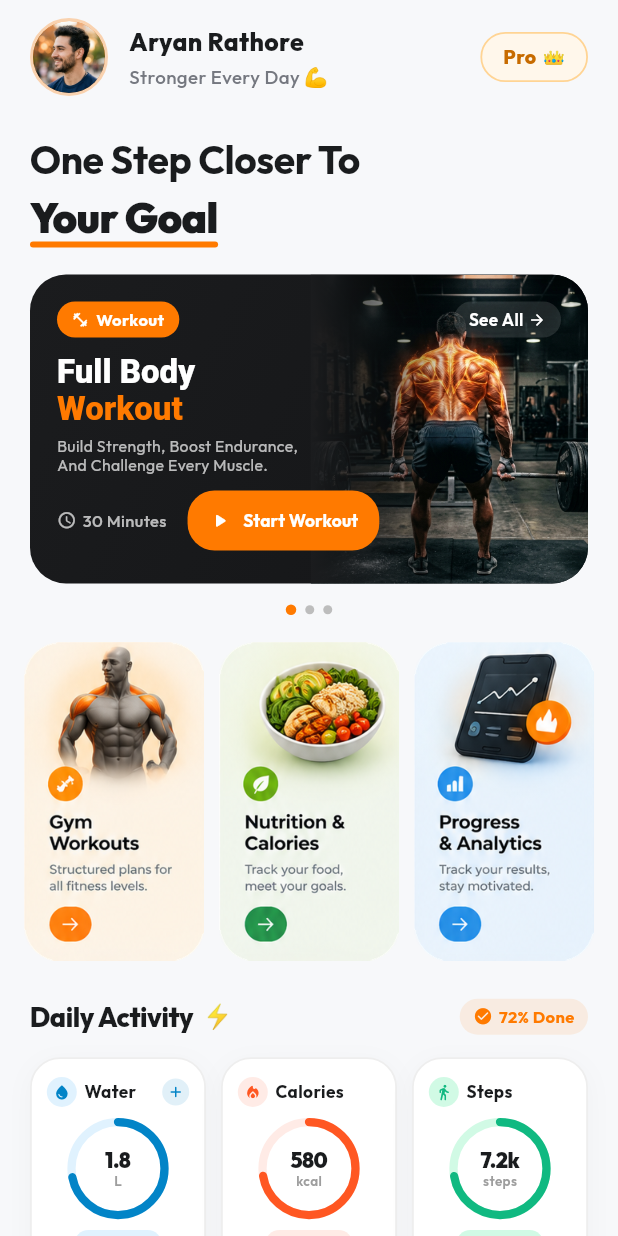
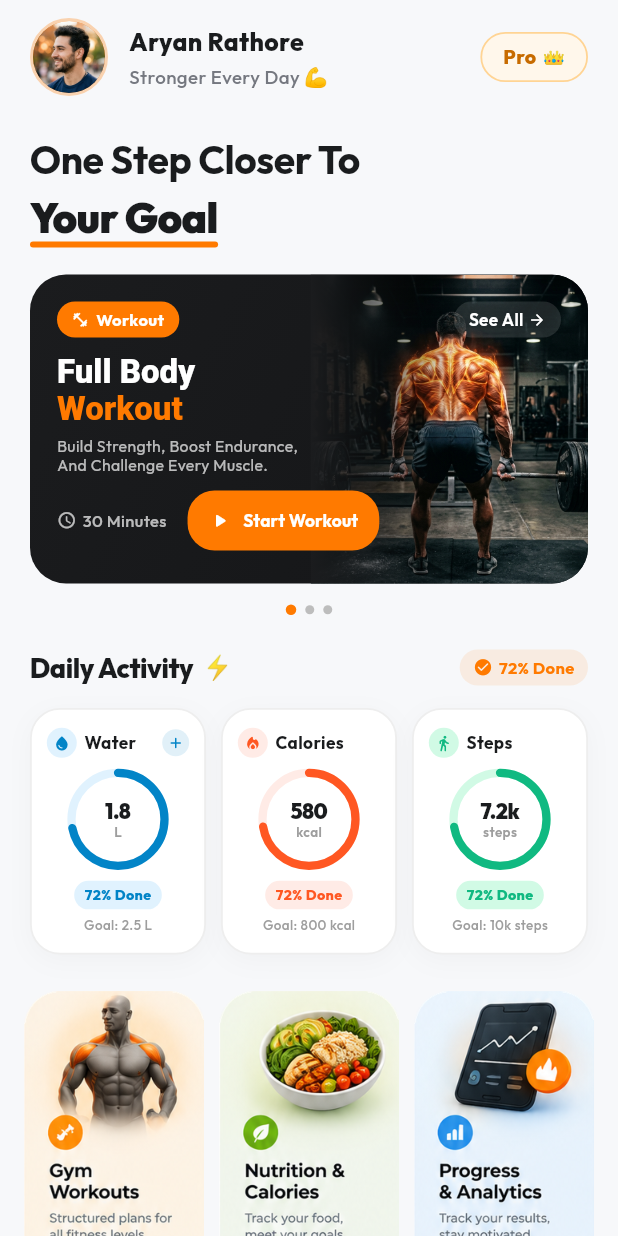
Before and after one commit to Ibrahim-pti/gym-bilal, a Flutter app: the HomeScreen screen opened directly, on a phone screen of 412 x 824 dp. Run offline on Flutter 3.47's test engine with Material 3 defaults, Android fonts, the phone set to English and light mode, and no system bars; our stand-ins replace google_fonts.

Commit message:
refactor: reorder daily activity rings section in home screen layout

```diff
--- a/lib/screens/home_screen.dart
+++ b/lib/screens/home_screen.dart
@@ -522,7 +522,14 @@ class _HomeScreenState extends State<HomeScreen> {
                 ],
               ),
 
-              const SizedBox(height: 18),
+              const SizedBox(height: 22),
+
+              // ==========================================
+              // Daily Activity Rings Section ⚡ (Water, Calories, Steps)
+              // ==========================================
+              _buildDailyActivitySection(),
+
+              const SizedBox(height: 24),
 
               // 3 Quick Action Cards: Gym Workouts, Nutrition & Calories, Progress & Analytics
               Padding(
@@ -566,13 +573,6 @@ class _HomeScreenState extends State<HomeScreen> {
                   ],
                 ),
               ),
-
-              const SizedBox(height: 24),
-
-              // ==========================================
-              // Daily Activity Rings Section ⚡ (Water, Calories, Steps)
-              // ==========================================
-              _buildDailyActivitySection(),
 
               const SizedBox(height: 28),
 
```
